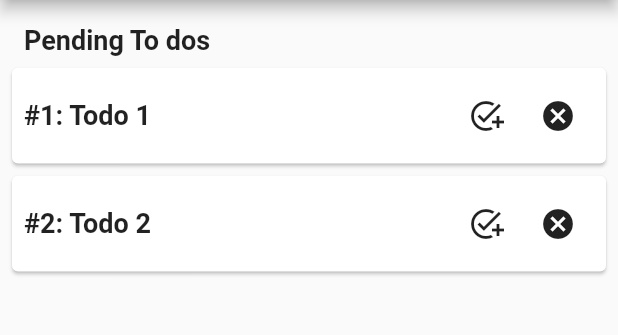
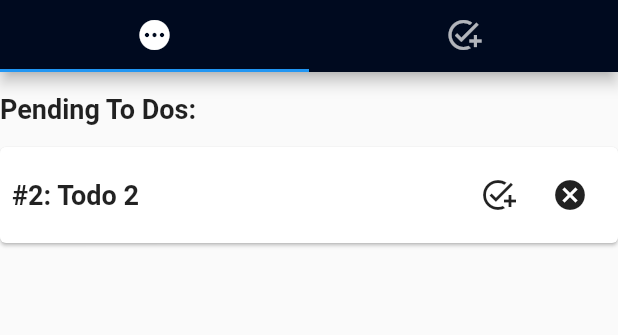
Before and after one commit to MehnArkar/todo_bloc_pattern, a Flutter app: the screen it shows after launch, after a tap on the "add task" icon, on a phone screen of 412 x 824 dp, the part 84-419 px from its top. Run offline on Flutter 3.47's test engine with Material 2 defaults, Android fonts, the phone set to English and light mode, and no system bars; our stand-ins replace equatable, flutter_bloc.

Commit message:
filtered todo

```diff
--- /dev/null
+++ b/lib/blocs/filter/filter_bloc.dart
@@ -0,0 +1,57 @@
+import 'dart:async';
+
+import 'package:flutter_bloc/flutter_bloc.dart';
+import 'package:todo_bloc_pattern/blocs/filter/filter_event.dart';
+import 'package:todo_bloc_pattern/blocs/filter/filter_state.dart';
+import 'package:todo_bloc_pattern/blocs/todos/todos_bloc.dart';
+import 'package:todo_bloc_pattern/blocs/todos/todos_state.dart';
+import 'package:todo_bloc_pattern/models/todo_filter_model.dart';
+
+import '../../models/todos_model.dart';
+
+class FilterBloc extends Bloc<FilterEvent,FilterState>{
+  final TodosBloc _todosBloc;
+  late StreamSubscription _todoSubscription;
+  FilterBloc({required TodosBloc todosBloc}): _todosBloc=todosBloc,super(FilterLoading()){
+    on<UpdateFilter>(_onUpdateFilter);
+    on<UpdateTodo>(_onUpdateTodo);
+
+    _todoSubscription = _todosBloc.stream.listen((state) {
+      add(const UpdateFilter());
+    });
+  }
+
+  void _onUpdateFilter(UpdateFilter event,Emitter<FilterState> emit){
+    final state = this.state;
+    if(state is FilterLoading){
+      add(const UpdateTodo(filter:TodosFilter.pending));
+    }
+
+    if(state is FilterLoaded){
+      add( UpdateTodo(filter: state.filter));
+    }
+  }
+
+  void _onUpdateTodo(UpdateTodo event,Emitter<FilterState> emit){
+      final state = _todosBloc.state;
+      if(state is TodoLoaded){
+        List<Todo> list = state.todos.where((todo) {
+          switch (event.filter) {
+            case TodosFilter.all:
+            return true;
+            case TodosFilter.complete:
+              return todo.isCompleted!;
+            case TodosFilter.canceled:
+              return todo.isCancelled!;
+            case TodosFilter.pending:
+              return !(todo.isCancelled! || todo.isCompleted!);
+          }
+        }
+        ).toList();
+
+        emit(FilterLoaded(filterTodos: list,filter: event.filter));
+
+      }
+  }
+
+}
--- /dev/null
+++ b/lib/blocs/filter/filter_event.dart
@@ -0,0 +1,26 @@
+import 'package:equatable/equatable.dart';
+import 'package:todo_bloc_pattern/models/todo_filter_model.dart';
+
+import '../../models/todos_model.dart';
+
+abstract class FilterEvent extends Equatable{
+  const FilterEvent();
+
+  @override
+  List<Object> get props => [];
+}
+
+class UpdateFilter extends FilterEvent{
+  const UpdateFilter();
+
+  @override
+  List<Object> get props => [];
+}
+
+class UpdateTodo extends FilterEvent{
+  final TodosFilter filter;
+  const UpdateTodo({ this.filter=TodosFilter.all});
+
+  @override
+  List<Object> get props => [filter];
+}
--- /dev/null
+++ b/lib/blocs/filter/filter_state.dart
@@ -0,0 +1,25 @@
+import 'package:equatable/equatable.dart';
+import 'package:todo_bloc_pattern/models/todo_filter_model.dart';
+
+import '../../models/todos_model.dart';
+
+abstract class FilterState extends Equatable{
+  const FilterState();
+  @override
+  List<Object> get props=>[];
+}
+
+class FilterLoading extends FilterState{
+  @override
+   List<Object> get props=>[];
+}
+
+class FilterLoaded extends FilterState{
+  final List<Todo> filterTodos;
+  final TodosFilter filter;
+
+  const FilterLoaded({required this.filterTodos,this.filter=TodosFilter.all});
+
+  @override
+  List<Object> get props=>[filterTodos,filter];
+}
--- a/lib/blocs/todos/todos_bloc.dart
+++ b/lib/blocs/todos/todos_bloc.dart
@@ -7,7 +7,7 @@ class TodosBloc extends Bloc<TodosEvent,TodosState>{
   TodosBloc():super(TodoLoading()){
     on<LoadTodos>(_onLoadTodos);
     on<AddTodo>(_onAddTodo);
-    on<UpdateTodo>(_onUpdateTodo);
+    on<UpdateTodos>(_onUpdateTodo);
     on<DeleteTodo>(_onDeleteTodo);
   }
 
@@ -23,7 +23,15 @@ class TodosBloc extends Bloc<TodosEvent,TodosState>{
     }
 
   }
-  _onUpdateTodo(UpdateTodo event,Emitter<TodosState> emit){
+  _onUpdateTodo(UpdateTodos event,Emitter<TodosState> emit){
+    final state = this.state;
+    if(state is TodoLoaded){
+      final List<Todo> newList = state.todos.map((e) {
+        return e.id==event.todos.id?event.todos:e;
+      }).toList();
+
+      emit(TodoLoaded(todos: newList));
+    }
 
   }
   _onDeleteTodo(DeleteTodo event,Emitter<TodosState> emit){
--- a/lib/blocs/todos/todos_event.dart
+++ b/lib/blocs/todos/todos_event.dart
@@ -25,9 +25,9 @@ class AddTodo extends TodosEvent{
   List<Object> get props => [todos];
 }
 
-class UpdateTodo extends TodosEvent{
+class UpdateTodos extends TodosEvent{
   final Todo todos;
-  const UpdateTodo({required this.todos});
+  const UpdateTodos({required this.todos});
 
   @override
   List<Object> get props => [todos];
--- a/lib/main.dart
+++ b/lib/main.dart
@@ -1,5 +1,6 @@
 import 'package:flutter/material.dart';
 import 'package:flutter_bloc/flutter_bloc.dart';
+import 'package:todo_bloc_pattern/blocs/filter/filter_bloc.dart';
 import 'package:todo_bloc_pattern/blocs/todos/todos_event.dart';
 import 'package:todo_bloc_pattern/models/models.dart';
 import '/screens/screens.dart';
@@ -22,7 +23,8 @@ class MyApp extends StatelessWidget {
         Todo(id: '2', task: 'Todo 2', description: 'do now')
             ])
         )
-        )
+        ),
+        BlocProvider(create: (context)=>FilterBloc(todosBloc: BlocProvider.of<TodosBloc>(context)))
       ],
       child:  MaterialApp(
           title: 'BloC Pattern - Todos',
--- /dev/null
+++ b/lib/models/todo_filter_model.dart
@@ -0,0 +1 @@
+enum TodosFilter {all,complete,canceled,pending}
--- a/lib/screens/home_screen.dart
+++ b/lib/screens/home_screen.dart
@@ -1,8 +1,12 @@
 import 'package:flutter/material.dart';
 import 'package:flutter_bloc/flutter_bloc.dart';
+import 'package:todo_bloc_pattern/blocs/filter/filter_bloc.dart';
+import 'package:todo_bloc_pattern/blocs/filter/filter_state.dart';
 import 'package:todo_bloc_pattern/blocs/todos/todos_bloc.dart';
 import 'package:todo_bloc_pattern/blocs/todos/todos_event.dart';
 import 'package:todo_bloc_pattern/blocs/todos/todos_state.dart';
+import 'package:todo_bloc_pattern/models/todo_filter_model.dart';
+import '../blocs/filter/filter_event.dart';
 import '/models/models.dart';
 import '/screens/screens.dart';
 
@@ -11,7 +15,9 @@ class HomeScreen extends StatelessWidget {
 
   @override
   Widget build(BuildContext context) {
-    return Scaffold(
+    return DefaultTabController(
+      length: 2,
+      child: Scaffold(
         appBar: AppBar(
           title: const Text('BloC Pattern: To Dos'),
           actions: [
@@ -27,41 +33,40 @@ class HomeScreen extends StatelessWidget {
               icon: const Icon(Icons.add),
             ),
           ],
-      ),
-      body: BlocBuilder<TodosBloc,TodosState>(
-        builder: (context,state) {
-          if(state is TodoLoading){
-            return const Center(child: CircularProgressIndicator(),);
+          bottom: TabBar(
+            onTap: (index){
+              if(index==0){
+                BlocProvider.of<FilterBloc>(context).add(const UpdateTodo(filter: TodosFilter.pending));
               }
 
-          if(state is TodoLoaded) {
-            return Padding(
-              padding: const EdgeInsets.all(8.0),
-              child: Column(
-                crossAxisAlignment: CrossAxisAlignment.start,
+              if(index==1){
+                BlocProvider.of<FilterBloc>(context).add(const UpdateTodo(filter: TodosFilter.complete));
+              }
+            },
+              tabs: const [
+                Tab(icon: Icon(Icons.pending),),
+                Tab(icon: Icon(Icons.add_task),)
+              ]
+          ),
+        ),
+        body:TabBarView(
           children: [
-                  Container(
-                    padding: const EdgeInsets.all(8.0),
-                    child: const Text('Pending To dos',style: TextStyle(fontSize: 18,fontWeight: FontWeight.bold),),
+            _todo('Pending'),
+            _todo('Complete')
+          ],
+        )
       ),
-                  ListView.builder(
-                      shrinkWrap: true,
-                      itemCount: state.todos.length,
-                      itemBuilder: (context,index){
-                        return _todosCard(context, state.todos[index]);
-                      })
-                ],
-              ),
-            );
-          }else{
-            return Center(child: Text('Somethings went wrong'),);
-          }
-        }
-      )
     );
   }
 
-  Column _todo(List<Todo> todos, String status) {
+  BlocBuilder<FilterBloc, FilterState> _todo(String status) {
+    return BlocBuilder<FilterBloc,FilterState>(
+      builder:(context,state) {
+        // if(state is FilterLoading){
+        //   return const Center(child: CircularProgressIndicator(),);
+        // }
+
+        if(state is FilterLoaded) {
           return Column(
             children: [
               SizedBox(
@@ -80,15 +85,20 @@ class HomeScreen extends StatelessWidget {
               ),
               ListView.builder(
                 shrinkWrap: true,
-          itemCount: todos.length,
+                itemCount: state.filterTodos.length,
                 itemBuilder: (BuildContext context, int index) {
                   return _todosCard(
                     context,
-              todos[index],
+                    state.filterTodos[index],
                   );
                 },
               ),
             ],
+          );
+      }else{
+          return Container();
+        }
+      }
     );
   }
 
@@ -114,6 +124,7 @@ class HomeScreen extends StatelessWidget {
                   children: [
                     IconButton(
                       onPressed: () {
+                        context.read<TodosBloc>().add(UpdateTodos(todos: todo.copyWith(isCompleted: true)));
                       },
                       icon: const Icon(Icons.add_task),
                     ),
```
Lines whose indentation alone changed are shown as unchanged.
